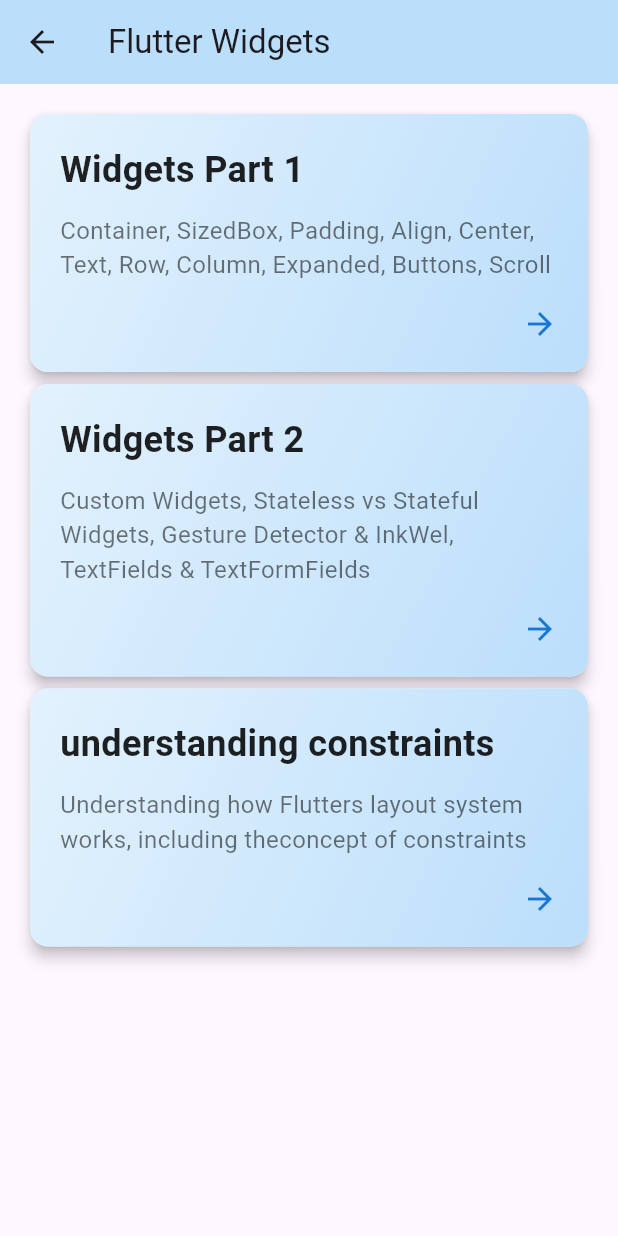
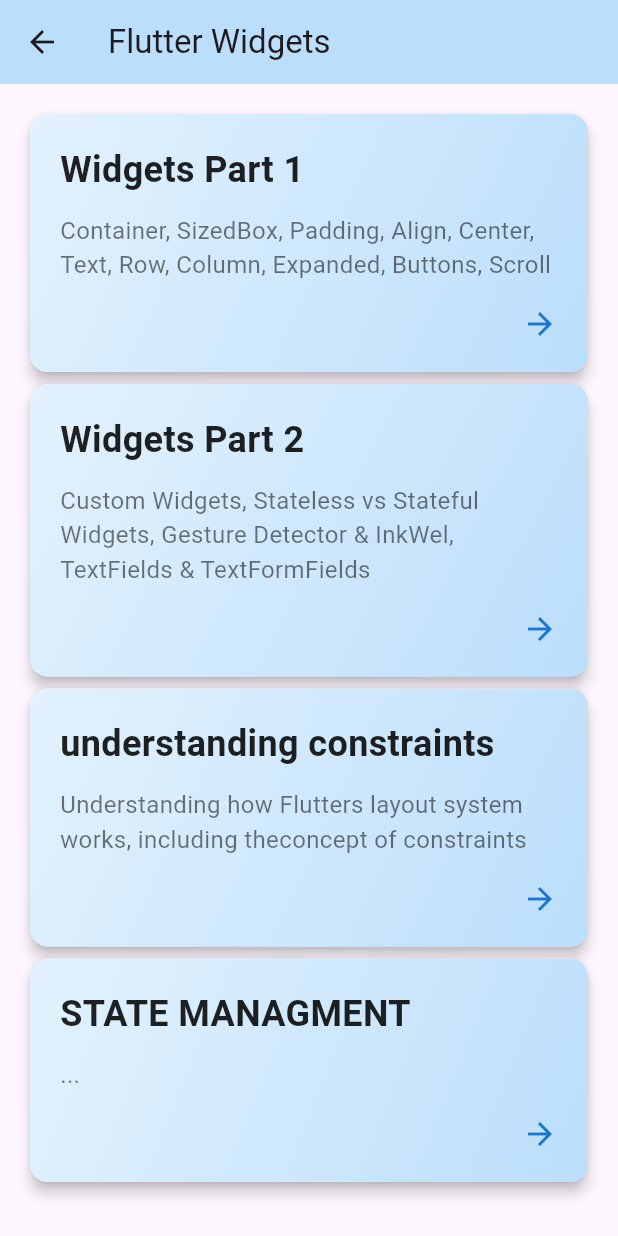
Before and after one commit to bastqq/flutter_homework, a Flutter app: the WidgetsScreen screen opened by its route, on a phone screen of 412 x 824 dp. Run offline on Flutter 3.47's test engine with Material 3 defaults, Android fonts, the phone set to English and light mode, and no system bars; our stand-ins replace flutter_bloc, go_router.

Commit message:
feat-FLAB-18-homework

```diff
--- a/lib/lesson_14/route_paths.dart
+++ b/lib/lesson_14/route_paths.dart
@@ -5,4 +5,7 @@
   static const String widgetsPart1 = '/widgets/part1';
   static const String widgetsPart2 = '/widgets/part2';
   static const String widgetsConstraints = '/widgets/constraints';
+  static const String blockScreen = '/widgets/block_BLOCK';
+  static const String cubitScreen = '/widgets/block_CUBIT';
+  static const String stateManagementScreen = '/widgets/STATE_MANAGMENT';
 }
--- a/lib/lesson_14/router.dart
+++ b/lib/lesson_14/router.dart
@@ -1,6 +1,9 @@
 import 'package:flutter_homework/lesson_11/widgets_lesson_11.dart';
 import 'package:flutter_homework/lesson_12/feat-FLAB-12-homework-p2.dart';
 import 'package:flutter_homework/lesson_13/homework_lesson_13.dart';
+import 'package:flutter_homework/lesson_18/homework_%D1%81ubit/homework_cubit_screen.dart';
+import 'package:flutter_homework/lesson_18/homework_bloc/homework_bloc_screen.dart';
+import 'package:flutter_homework/lesson_18/state_managment_base_screen.dart';
 import 'package:flutter_homework/main.dart';
 import 'package:flutter_homework/widgets_main_screen.dart';
 import 'package:go_router/go_router.dart';
@@ -34,6 +37,23 @@
               builder:
                   (context, state) => const WidgetConstrainsTrainingScreen(),
             ),
+            GoRoute(
+              path: '/widgets/STATE_MANAGMENT',
+              name: 'STATE_MANAGMENT',
+              builder: (context, state) => const StateManagementBaseScreen(),
+              routes: [
+                GoRoute(
+                  path: '/widgets/block_BLOCK',
+                  name: 'BLOCK',
+                  builder: (context, state) => const HomeworkBlocScreen(),
+                ),
+                GoRoute(
+                  path: '/widgets/block_CUBIT',
+                  name: 'CUBIT',
+                  builder: (context, state) => const HomeworkCubitScreen(),
+                ),
+              ],
+            ),
           ],
         ),
       ],
--- /dev/null
+++ b/lib/lesson_18/homework_сubit/homework_cubit_logic.dart
@@ -0,0 +1,14 @@
+import 'package:flutter_bloc/flutter_bloc.dart';
+
+class HWCubitLogic extends Cubit<int> {
+  HWCubitLogic() : super(0);
+  void increment() {
+    final updateState = state + 2;
+    emit(updateState);
+  }
+
+  void decrement() {
+    final updateState = state - 2;
+    emit(updateState);
+  }
+}
--- a/lib/widgets_main_screen.dart
+++ b/lib/widgets_main_screen.dart
@@ -22,14 +22,6 @@
                   'Container, SizedBox, Padding, Align, Center, Text, Row, '
                   'Column, Expanded, Buttons, Scroll',
               onTap: () => context.goNamed('Widgets1'),
-              //  Navigator.push(
-              //   context,
-              //   MaterialPageRoute<Widget>(
-              //     builder:
-              //         (context) =>
-              //             const MyHomePage(title: 'Widgets Part 1'),
-              //   ),
-              // ),
             ),
 
             NavigationCard(
@@ -39,12 +31,6 @@
                   'Gesture Detector & InkWel, '
                   'TextFields & TextFormFields',
               onTap: () => context.goNamed('Widgets2'),
-              // Navigator.push(
-              //   context,
-              //   MaterialPageRoute<Widget>(
-              //     builder: (context) => const WidgetsP2(),
-              //   ),
-              // ),
             ),
 
             NavigationCard(
@@ -53,15 +39,11 @@
                   'Understanding how Flutters layout system works,'
                   ' including theconcept of constraints',
               onTap: () => context.goNamed('Constraints'),
-              //        Navigator.push(
-              //         context,
-              //         MaterialPageRoute<Widget>(
-              //           builder:
-              //               (context) =>
-              //Wconst WidgetConstrainsTrainingScreen(),
-              //         ),
-              //       ),
-              // ),
+            ),
+            NavigationCard(
+              title: 'STATE MANAGMENT',
+              description: '...',
+              onTap: () => context.goNamed('STATE_MANAGMENT'),
             ),
           ],
         ),
--- a/pubspec.yaml
+++ b/pubspec.yaml
@@ -36,6 +36,7 @@
   # Use with the CupertinoIcons class for iOS style icons.
   cupertino_icons: ^1.0.8
   go_router: ^17.0.0
+  flutter_bloc: ^9.1.1
 
 dev_dependencies:
   flutter_test:
```
Also changed, not shown: lib/lesson_18/homework_bloc/homework_bloc_screen.dart (added, +59 -0 lines), lib/lesson_18/homework_bloc/homework_block_logic.dart (added, +24 -0 lines), lib/lesson_18/homework_сubit/homework_cubit_screen.dart (added, +57 -0 lines), lib/lesson_18/state_managment_base_screen.dart (added, +37 -0 lines), lib/main.dart (+1 -10 lines), pubspec.lock.
